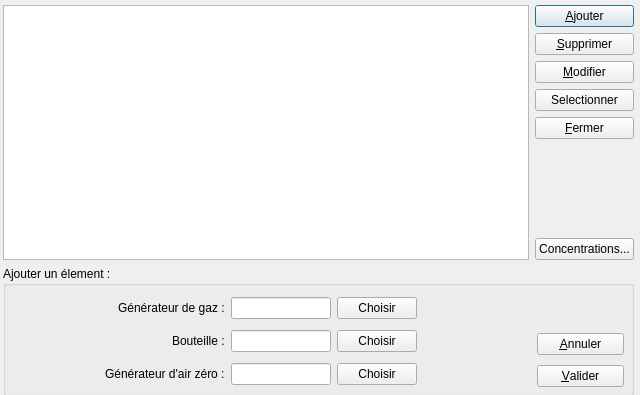
Above: dlg_systeme_etalon.ui from InformatiqueAtmoNA/tam before the change. Below: the same form after it.
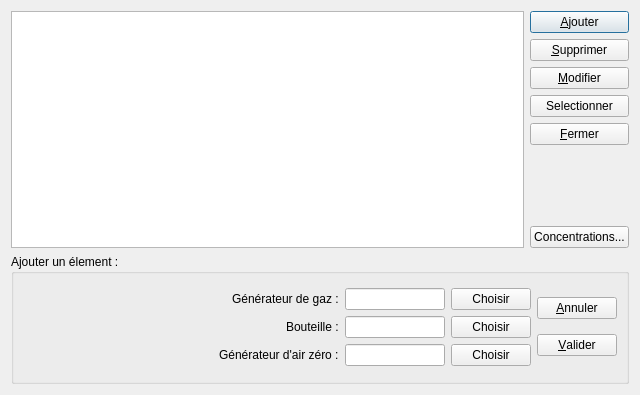
That is the form after the change.

The edit to the form file:
```diff
--- a/dlg_systeme_etalon.ui
+++ b/dlg_systeme_etalon.ui
@@ -19,15 +19,8 @@
   <property name="modal">
    <bool>true</bool>
   </property>
-  <widget class="QWidget" name="layoutWidget">
-   <property name="geometry">
-    <rect>
-     <x>3</x>
-     <y>5</y>
-     <width>631</width>
-     <height>391</height>
-    </rect>
-   </property>
+  <layout class="QGridLayout" name="gridLayout_3">
+   <item row="0" column="0">
    <layout class="QGridLayout" name="gridLayout">
     <item row="0" column="0">
      <widget class="QTableView" name="tableView">
@@ -127,41 +120,8 @@
       <property name="title">
        <string>Ajouter un élement :</string>
       </property>
-      <widget class="QWidget" name="layoutWidget">
-       <property name="geometry">
-        <rect>
-         <x>534</x>
-         <y>63</y>
-         <width>87</width>
-         <height>62</height>
-        </rect>
-       </property>
-       <layout class="QVBoxLayout" name="verticalLayout_2" stretch="0,0">
-        <item>
-         <widget class="QPushButton" name="button_Annuler">
-          <property name="text">
-           <string>&amp;Annuler</string>
-          </property>
-         </widget>
-        </item>
-        <item>
-         <widget class="QPushButton" name="button_Valider">
-          <property name="text">
-           <string>&amp;Valider</string>
-          </property>
-         </widget>
-        </item>
-       </layout>
-      </widget>
-      <widget class="QWidget" name="layoutWidget">
-       <property name="geometry">
-        <rect>
-         <x>10</x>
-         <y>26</y>
-         <width>404</width>
-         <height>101</height>
-        </rect>
-       </property>
+       <layout class="QGridLayout" name="gridLayout_2">
+        <item row="0" column="0">
        <layout class="QVBoxLayout" name="verticalLayout_3">
         <item>
          <layout class="QHBoxLayout" name="horizontalLayout">
@@ -311,11 +271,31 @@
          </layout>
         </item>
        </layout>
-      </widget>
+        </item>
+        <item row="0" column="1">
+         <layout class="QVBoxLayout" name="verticalLayout_2" stretch="0,0">
+          <item>
+           <widget class="QPushButton" name="button_Annuler">
+            <property name="text">
+             <string>&amp;Annuler</string>
+            </property>
+           </widget>
+          </item>
+          <item>
+           <widget class="QPushButton" name="button_Valider">
+            <property name="text">
+             <string>&amp;Valider</string>
+            </property>
      </widget>
     </item>
    </layout>
-  </widget>
+        </item>
+       </layout>
+      </widget>
+     </item>
+    </layout>
+   </item>
+  </layout>
  </widget>
  <resources/>
  <connections/>
```
Lines whose indentation alone changed are shown as unchanged.
